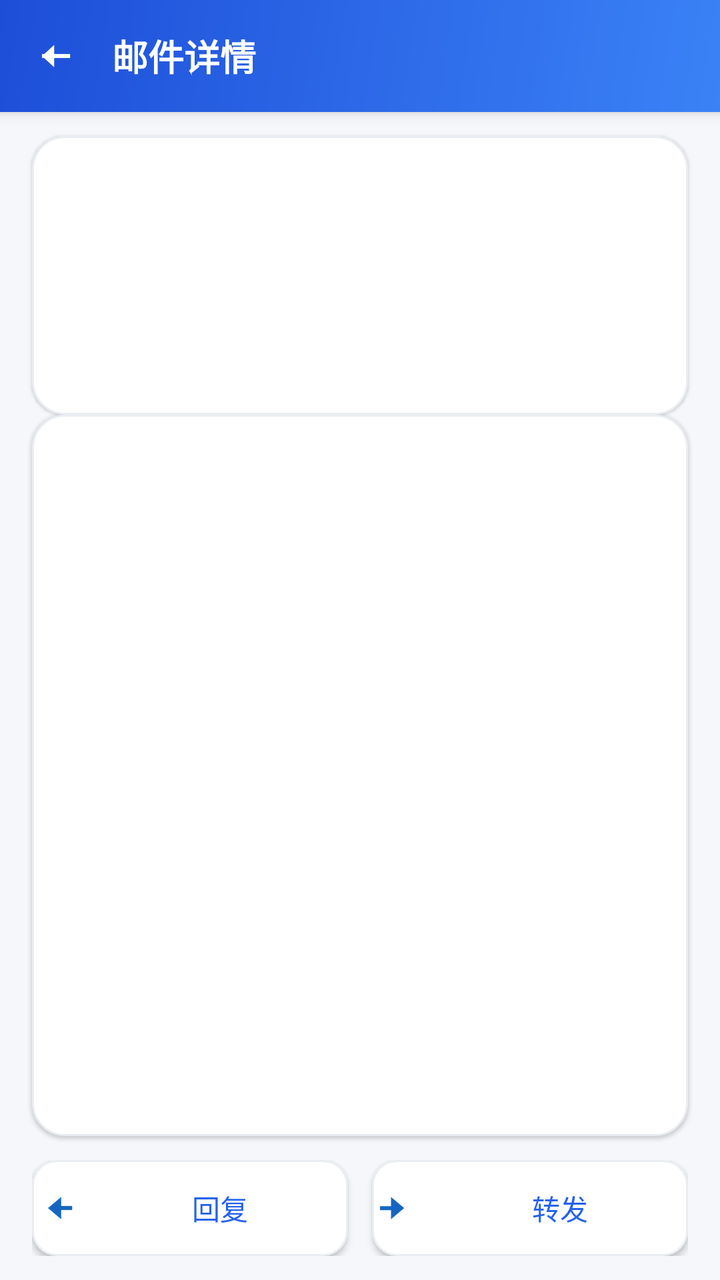
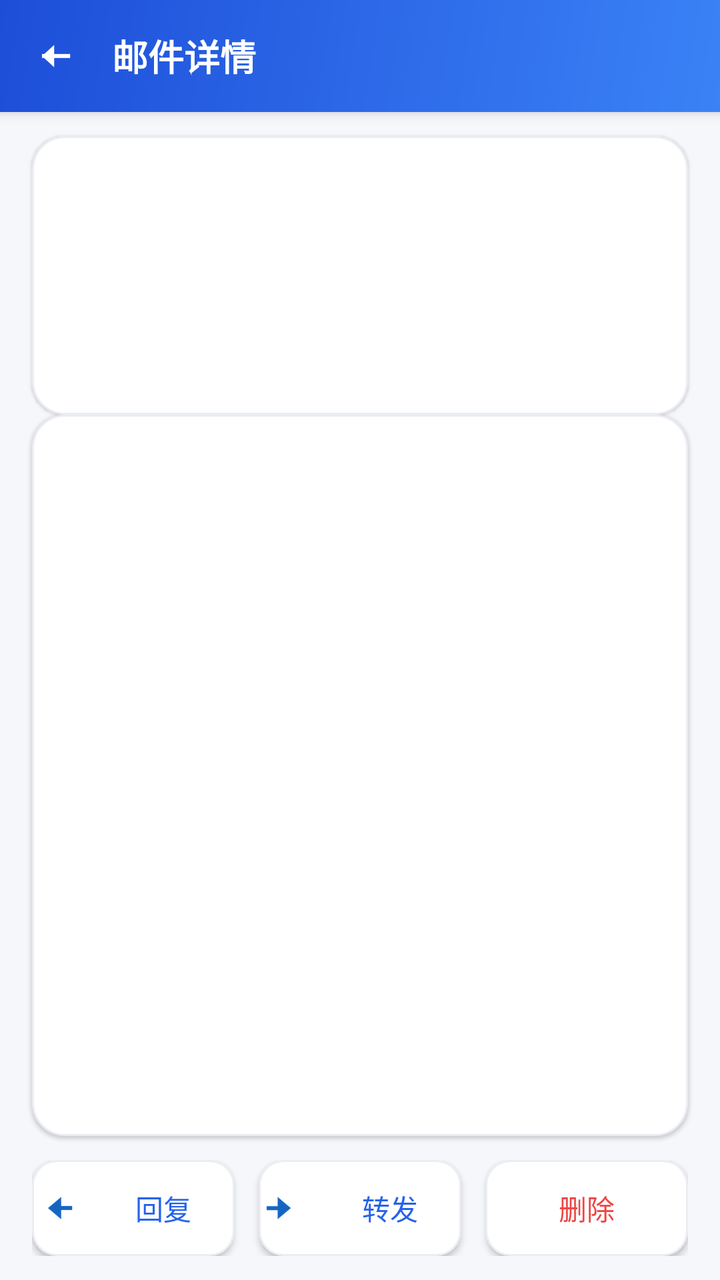

The first picture is an Android layout as it rendered before a commit; the second is the same layout after the commit. The layout source and the unified diff follow.
<!-- AndroidManifest.xml: application theme AppTheme -->
<!-- res/layout/activity_message.xml -->
<?xml version="1.0" encoding="utf-8"?>
<LinearLayout xmlns:android="http://schemas.android.com/apk/res/android"
    android:layout_width="match_parent"
    android:layout_height="match_parent"
    android:orientation="vertical">

    <android.widget.Toolbar
        android:id="@+id/toolbar"
        android:layout_width="match_parent"
            android:layout_height="?android:attr/actionBarSize"
            android:background="@drawable/bg_toolbar"
        android:elevation="4dp"
        android:contentInsetStart="0dp"
        android:contentInsetLeft="0dp">

        <LinearLayout
            android:layout_width="match_parent"
            android:layout_height="match_parent"
            android:orientation="horizontal"
            android:gravity="center_vertical"
            android:paddingLeft="6dp"
            android:paddingRight="16dp">

            <ImageButton
                android:id="@+id/btn_back"
                android:layout_width="42dp"
                android:layout_height="42dp"
                android:src="@drawable/ic_back_white"
                android:scaleType="center"
                android:background="?android:attr/selectableItemBackgroundBorderless"
                android:contentDescription="@string/content_back" />

            <TextView
                android:id="@+id/tv_bar_title"
                android:layout_width="0dp"
                android:layout_height="wrap_content"
                android:layout_weight="1"
                android:layout_marginLeft="8dp"
                android:text="@string/bar_title_message"
                android:textColor="@color/on_primary"
                android:textSize="18sp"
                android:textStyle="bold"
                android:singleLine="true"
                android:ellipsize="end" />

            <TextView
                android:id="@+id/tv_bar_category"
                android:layout_width="wrap_content"
                android:layout_height="wrap_content"
                android:paddingLeft="8dp"
                android:paddingRight="8dp"
                android:paddingTop="3dp"
                android:paddingBottom="3dp"
                android:textSize="11sp"
                android:textColor="#FFFFFF"
                android:visibility="gone" />

        </LinearLayout>
    </android.widget.Toolbar>

    
    <LinearLayout
        android:layout_width="match_parent"
        android:layout_height="wrap_content"
        android:orientation="vertical"
        android:layout_marginLeft="16dp"
        android:layout_marginRight="16dp"
        android:layout_marginTop="12dp"
        android:padding="16dp"
        android:background="@drawable/bg_card"
        android:elevation="1dp">

        <TextView
            android:id="@+id/tv_subject"
            android:layout_width="match_parent"
            android:layout_height="wrap_content"
            android:textSize="20sp"
            android:textStyle="bold"
            android:textColor="@color/text" />

        <LinearLayout
            android:layout_width="match_parent"
            android:layout_height="wrap_content"
            android:orientation="horizontal"
            android:gravity="center_vertical"
            android:layout_marginTop="14dp">

            <TextView
                android:id="@+id/tv_avatar"
                android:layout_width="40dp"
                android:layout_height="40dp"
                android:gravity="center"
                android:textColor="#FFFFFF"
                android:textSize="16sp"
                android:textStyle="bold" />

            <LinearLayout
                android:layout_width="0dp"
                android:layout_height="wrap_content"
                android:layout_weight="1"
                android:layout_marginLeft="12dp"
                android:orientation="vertical">

                <TextView
                    android:id="@+id/tv_from"
                    android:layout_width="match_parent"
                    android:layout_height="wrap_content"
                    android:textSize="14sp"
                    android:textColor="@color/text"
                    android:singleLine="true"
                    android:ellipsize="end" />

                <TextView
                    android:id="@+id/tv_date"
                    android:layout_width="match_parent"
                    android:layout_height="wrap_content"
                    android:textSize="12sp"
                    android:textColor="@color/sub"
                    android:layout_marginTop="2dp" />

            </LinearLayout>

        </LinearLayout>

        <TextView
            android:id="@+id/tv_meta"
            android:layout_width="match_parent"
            android:layout_height="wrap_content"
            android:textSize="12sp"
            android:textColor="@color/sub"
            android:layout_marginTop="10dp" />

    </LinearLayout>

    
    <LinearLayout
        android:id="@+id/attach_area"
        android:layout_width="match_parent"
        android:layout_height="wrap_content"
        android:orientation="vertical"
        android:layout_marginLeft="16dp"
        android:layout_marginRight="16dp"
        android:layout_marginBottom="12dp"
        android:padding="12dp"
        android:background="@drawable/bg_card"
        android:elevation="1dp"
        android:visibility="gone">

        <TextView
            android:layout_width="wrap_content"
            android:layout_height="wrap_content"
            android:text="@string/label_attachments"
            android:textSize="13sp"
            android:textStyle="bold"
            android:textColor="@color/sub" />

        <LinearLayout
            android:id="@+id/attach_box"
            android:layout_width="match_parent"
            android:layout_height="wrap_content"
            android:orientation="vertical"
            android:layout_marginTop="6dp" />

    </LinearLayout>

    
    <FrameLayout
        android:layout_width="match_parent"
        android:layout_height="0dp"
        android:layout_weight="1"
        android:layout_marginLeft="16dp"
        android:layout_marginRight="16dp"
        android:layout_marginBottom="12dp"
        android:background="@drawable/bg_card"
        android:elevation="1dp">

        <ScrollView
            android:id="@+id/sv_text"
            android:layout_width="match_parent"
            android:layout_height="match_parent">

            <TextView
                android:id="@+id/tv_body"
                android:layout_width="match_parent"
                android:layout_height="wrap_content"
                android:padding="16dp"
                android:textSize="15sp"
                android:lineSpacingExtra="4dp"
                android:textColor="@color/text" />
        </ScrollView>

        <WebView
            android:id="@+id/wv_body"
            android:layout_width="match_parent"
            android:layout_height="match_parent"
            android:visibility="gone" />

    </FrameLayout>

    <LinearLayout
        android:layout_width="match_parent"
        android:layout_height="wrap_content"
        android:orientation="horizontal"
        android:paddingLeft="16dp"
        android:paddingRight="16dp"
        android:paddingBottom="12dp">

        <Button
            android:id="@+id/btn_reply"
            android:layout_width="0dp"
            android:layout_height="wrap_content"
            android:layout_weight="1"
            android:drawableStart="@drawable/ic_reply_blue"
            android:drawablePadding="6dp"
            android:gravity="center"
            android:text="@string/btn_reply"
            android:textColor="@color/primary"
            android:background="@drawable/btn_outline" />

        <Button
            android:id="@+id/btn_forward"
            android:layout_width="0dp"
            android:layout_height="wrap_content"
            android:layout_weight="1"
            android:layout_marginLeft="12dp"
            android:drawableStart="@drawable/ic_forward_blue"
            android:drawablePadding="6dp"
            android:gravity="center"
            android:text="@string/btn_forward"
            android:textColor="@color/primary"
            android:background="@drawable/btn_outline" />

    </LinearLayout>

</LinearLayout>
<!-- resources referenced by this layout -->
<resources>
  <color name="on_primary">#FFFFFF</color>
  <color name="primary">#2563EB</color>
  <color name="sub">#6B7280</color>
  <color name="text">#1F2937</color>
  <!-- drawable bg_card (drawable) -->
  <?xml version="1.0" encoding="utf-8"?>
  <shape xmlns:android="http://schemas.android.com/apk/res/android"
      android:shape="rectangle">
      <solid android:color="@color/card" />
      <corners android:radius="16dp" />
      <stroke android:width="1dp" android:color="@color/divider" />
  </shape>
  <!-- drawable bg_toolbar (drawable) -->
  <?xml version="1.0" encoding="utf-8"?>
  <shape xmlns:android="http://schemas.android.com/apk/res/android"
      android:shape="rectangle">
      <gradient
          android:angle="135"
          android:startColor="@color/grad_start"
          android:endColor="@color/grad_end" />
  </shape>
  <!-- drawable btn_outline (drawable) -->
  <?xml version="1.0" encoding="utf-8"?>
  <selector xmlns:android="http://schemas.android.com/apk/res/android">
      <item android:state_pressed="true">
          <shape android:shape="rectangle">
              <solid android:color="@color/primary_light" />
              <corners android:radius="12dp" />
              <stroke android:width="1dp" android:color="@color/primary" />
          </shape>
      </item>
      <item>
          <shape android:shape="rectangle">
              <solid android:color="@color/card" />
              <corners android:radius="12dp" />
              <stroke android:width="1dp" android:color="@color/divider" />
          </shape>
      </item>
  </selector>
  <!-- drawable ic_back_white: png bitmap (drawable-hdpi, 425 bytes) -->
  <!-- drawable ic_forward_blue: png bitmap (drawable-hdpi, 720 bytes) -->
  <!-- drawable ic_reply_blue: png bitmap (drawable-hdpi, 745 bytes) -->
  <string name="bar_title_message">邮件详情</string>
  <string name="btn_forward">转发</string>
  <string name="btn_reply">回复</string>
  <string name="content_back">返回</string>
  <string name="label_attachments">附件</string>
  <style name="AppTheme" parent="@android:style/Theme.Material.Light.NoActionBar">
          <item name="android:colorPrimary">@color/primary</item>
          <item name="android:colorPrimaryDark">@color/primary_dark</item>
          <item name="android:colorAccent">@color/primary</item>
          <item name="android:windowBackground">@color/bg</item>
          <item name="android:statusBarColor">@color/primary_dark</item>
      </style>
  <color name="card">#FFFFFF</color>
  <color name="divider">#EAEDF2</color>
  <color name="grad_start">#3B82F6</color>
  <color name="grad_end">#1D4ED8</color>
  <color name="primary_light">#EFF4FF</color>
  <color name="primary_dark">#1E3A8A</color>
  <color name="bg">#F5F7FB</color>
</resources>

<!-- the commit's change to res/layout/activity_message.xml (unified diff, before → after) -->
@@ -230,6 +230,17 @@
             android:textColor="@color/primary"
             android:background="@drawable/btn_outline" />
 
+        <Button
+            android:id="@+id/btn_delete"
+            android:layout_width="0dp"
+            android:layout_height="wrap_content"
+            android:layout_weight="1"
+            android:layout_marginLeft="12dp"
+            android:gravity="center"
+            android:text="@string/btn_delete"
+            android:textColor="#FFEF4444"
+            android:background="@drawable/btn_outline" />
+
     </LinearLayout>
 
 </LinearLayout>
<!-- resource entries referenced after the edit -->
@@ -43,6 +43,7 @@
   <!-- drawable ic_forward_blue: png bitmap (drawable-hdpi, 720 bytes) -->
   <!-- drawable ic_reply_blue: png bitmap (drawable-hdpi, 745 bytes) -->
   <string name="bar_title_message">邮件详情</string>
+  <string name="btn_delete">删除</string>
   <string name="btn_forward">转发</string>
   <string name="btn_reply">回复</string>
   <string name="content_back">返回</string>
